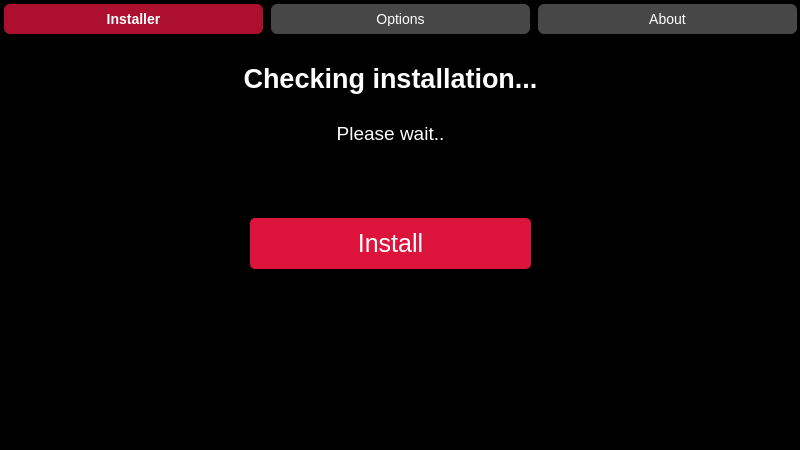
The window that res/manager.ui (Protonosgit/Spicetify_Installer) describes before a commit, drawn with Qt 5.
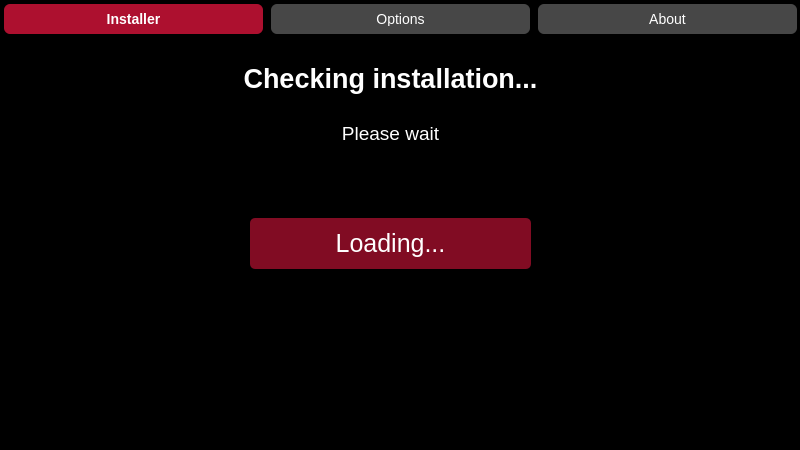
The same window after the commit. Icons and pictures are not drawn.

Commit message: Improved loading screen

```diff
--- a/res/manager.ui
+++ b/res/manager.ui
@@ -251,7 +251,7 @@
      </attribute>
      <widget class="QPushButton" name="bt_master">
       <property name="enabled">
-       <bool>true</bool>
+       <bool>false</bool>
       </property>
       <property name="geometry">
        <rect>
@@ -281,7 +281,7 @@
 }</string>
       </property>
       <property name="text">
-       <string>Install</string>
+       <string>Loading...</string>
       </property>
      </widget>
      <widget class="QFrame" name="infoFrame">
@@ -348,7 +348,7 @@
         <string notr="true">color:white;</string>
        </property>
        <property name="text">
-        <string>Please wait..</string>
+        <string>Please wait</string>
        </property>
        <property name="alignment">
         <set>Qt::AlignCenter</set>
```
Left out of the diff: 2 changed lines with no effect on the pictures. The commit also changes 1 other file.
